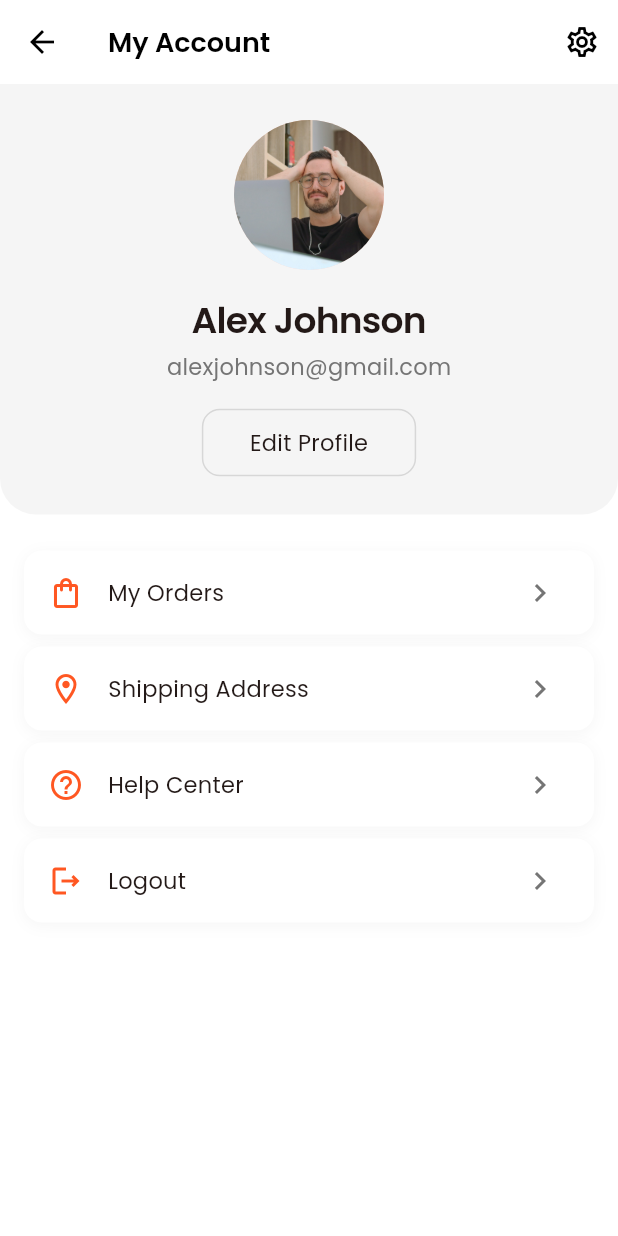
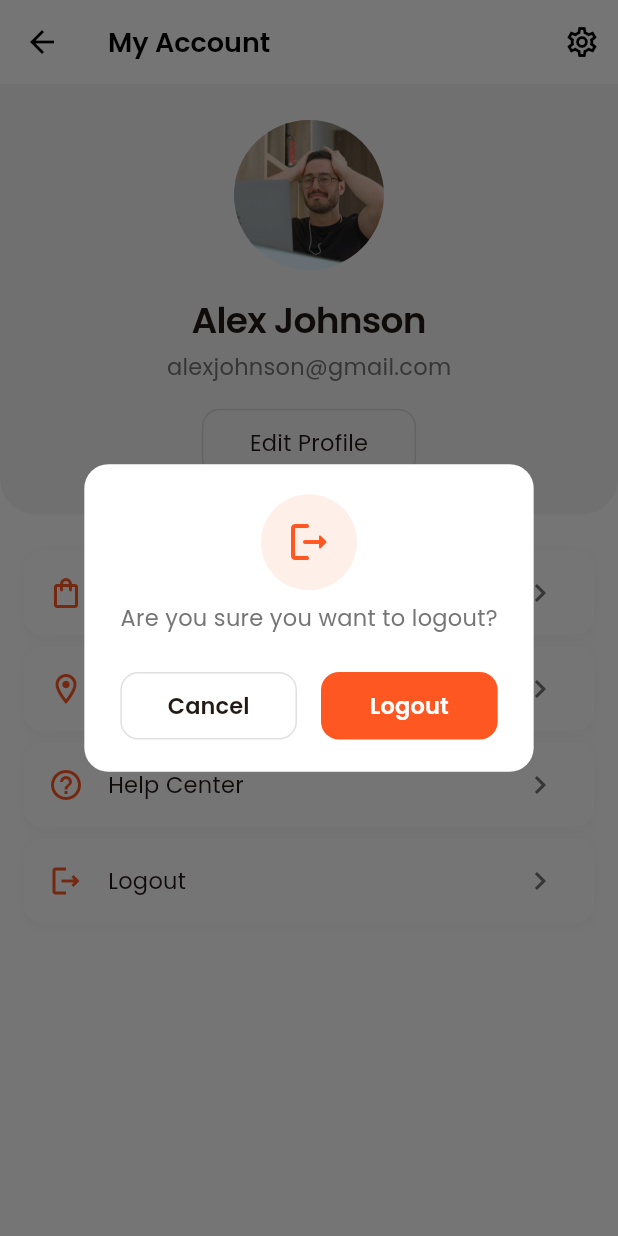
Before and after one commit to Rimi-03/e-commerce-application, a Flutter app: the AccountScreen screen opened directly, after a tap on "Logout", on a phone screen of 412 x 824 dp. Run offline on Flutter 3.47's test engine with Material 3 defaults, Android fonts, the phone set to English and light mode, and no system bars; our stand-ins replace get, get_storage, google_fonts; accounts and stored records are empty.

Commit message:
Added Logout dialog box

```diff
--- a/lib/view/account_screen.dart
+++ b/lib/view/account_screen.dart
@@ -144,7 +144,7 @@ class AccountScreen extends StatelessWidget {
               ),
               onTap: () {
                 if (item['title'] == 'Logout') {
-                  //_showLogoutDialog(context);
+                  _showLogoutDialog(context);
                 } else if (item['title'] == 'My Orders') {
                 } else if (item['title'] == 'Shipping Address') {
                 } else if (item['title'] == 'Help Center') {}
@@ -156,5 +156,95 @@ class AccountScreen extends StatelessWidget {
     );
   }
 
+  void _showLogoutDialog(BuildContext context) {
+    final isDark = Theme.of(context).brightness == Brightness.dark;
 
+    Get.dialog(
+      AlertDialog(
+        backgroundColor: Theme.of(context).scaffoldBackgroundColor,
+        shape: RoundedRectangleBorder(borderRadius: BorderRadius.circular(16)),
+        contentPadding: const EdgeInsets.symmetric(
+          horizontal: 24,
+          vertical: 20,
+        ),
+        content: Column(
+          mainAxisSize: MainAxisSize.min,
+          children: [
+            Container(
+              padding: const EdgeInsets.all(16),
+              decoration: BoxDecoration(
+                color: Theme.of(context).primaryColor.withAlpha((0.1 * 255).toInt()),
+                shape: BoxShape.circle,
+              ),
+              child: Icon(
+                Icons.logout_rounded,
+                color: Theme.of(context).primaryColor,
+                size: 32,
+              ),
+            ),
+            const SizedBox(height: 8),
+            Text(
+              'Are you sure you want to logout?',
+              style: AppTextStyle.withColor(
+                AppTextStyle.bodyMedium,
+                isDark ? Colors.grey[400]! : Colors.grey[600]!,
+              ),
+            ),
+            const SizedBox(height: 24),
+            Row(
+              children: [
+                Expanded(
+                  child: OutlinedButton(
+                    onPressed: () => Get.back(),
+                    style: OutlinedButton.styleFrom(
+                      padding: const EdgeInsets.symmetric(vertical: 12),
+                      side: BorderSide(
+                        color: isDark ? Colors.grey[700]! : Colors.grey[300]!,
+                      ),
+                      shape: RoundedRectangleBorder(
+                        borderRadius: BorderRadius.circular(12),
+                      ),
+                    ),
+                    child: Text(
+                      'Cancel',
+                      style: AppTextStyle.withColor(
+                        AppTextStyle.buttonMedium,
+                        Theme.of(context).textTheme.bodyLarge!.color!,
+                      ),
+                    ),
+                  ),
+                ),
+                const SizedBox(width: 16),
+                Expanded(
+                  child: ElevatedButton(
+                    onPressed: () {
+                      final AuthController authControler =
+                          Get.find<AuthController>();
+                      authControler.logout();
+                      Get.offAll(() => SigninScreen());
+                    },
+                    style: ElevatedButton.styleFrom(
+                      backgroundColor: Theme.of(context).primaryColor,
+                      elevation: 0,
+                      padding: const EdgeInsets.symmetric(vertical: 12),
+                      shape: RoundedRectangleBorder(
+                        borderRadius: BorderRadius.circular(12),
+                      ),
+                    ),
+                    child: Text(
+                      'Logout',
+                      style: AppTextStyle.withColor(
+                        AppTextStyle.buttonMedium,
+                        Colors.white,
+                      ),
+                    ),
+                  ),
+                ),
+              ],
+            ),
+          ],
+        ),
+      ),
+    );
+  }
 }
```
